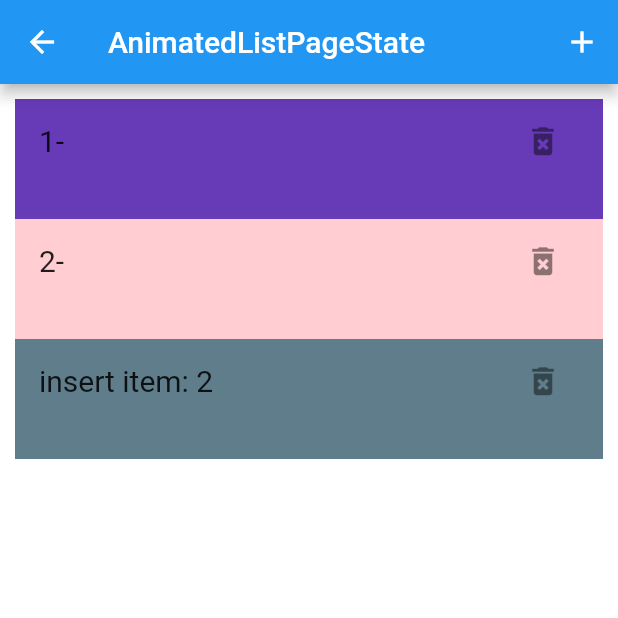
After one commit to dreamCC/app_for_flutter, a Flutter app: the AnimatedListPage screen opened directly, after a tap on the "delete forever" icon, after a tap on the "add" icon, on a phone screen of 412 x 824 dp, the top half of it. The commit adds this screen. Run offline on Flutter 3.47's test engine with Material 2 defaults, Android fonts, the phone set to English and light mode, and no system bars; our stand-ins replace cached_network_image, chewie, device_info, dio, event_bus, geolocator and 5 more; missing offline and left inert: flutter_webview_plugin; accounts and stored records are empty; generated files the repository leaves out were written again.

Commit message:
提交---------

```diff
--- /dev/null
+++ b/app_for_fluuter/lib/servicePage/SystermKnowledge/SysWidget/animated_list_page.dart
@@ -0,0 +1,97 @@
+
+import 'package:flutter/material.dart';
+import 'dart:math';
+
+class AnimatedListPage extends StatefulWidget {
+
+  @override
+  State<StatefulWidget> createState() {
+    return AnimatedListPageState();
+  }
+}
+
+class AnimatedListPageState extends State<AnimatedListPage> {
+
+
+  GlobalKey<AnimatedListState> _listKey = GlobalKey();
+  List<Color> _colors = [Colors.deepPurple, Colors.red[100], Colors.blueGrey];
+  Animatable<Offset> _positionAnimationable;
+  List<String> _data = ["0-", "1-", "2-"];
+
+  Widget _itemBuilder(BuildContext ctx, int index, Animation<double> aniamtion) {
+
+    print(aniamtion);
+      return SlideTransition(
+        position: aniamtion.drive(_positionAnimationable),
+        child: Container(
+          height: 80,
+          color: _colors[index % 3],
+          child:  ListTile(
+            title: Text( _data[index], style: TextStyle(fontSize: 20),),
+            trailing: IconButton(
+                icon: Icon(Icons.delete_forever, size: 25,),
+                onPressed: (){
+                  // remove item
+                  _data.removeAt(index);
+                  _listKey.currentState.removeItem(index, (context, animation){
+
+
+
+                    return Container(
+                      color: Colors.purple,
+                    );
+                  },
+                  duration: Duration(seconds: 5));
+
+                }
+            ),
+
+          ),
+        )
+      );
+  }
+
+
+  void _addItem() {
+
+    // AnimatedList添加。
+    /* 指定位置添加。注意控制数据源。
+    _data.insert(index, "insert item: ${index + 1}");
+
+    _listKey.currentState.insertItem(index);
+    */
+
+    // 末尾添加。 我们一般会将数据添加位置和动画位置统一。 这个很重要，不然动画效果会很诡异。
+    int length = _data.length;
+    _data.add("insert item: $length");
+    _listKey.currentState.insertItem(length);
+  }
+
+  @override
+  void initState() {
+    // TODO: implement initState
+    super.initState();
+
+    _positionAnimationable = Tween(begin: Offset(0, 1), end: Offset(0, 0));
+  }
+
+  @override
+  Widget build(BuildContext context) {
+    return Scaffold(
+      appBar: AppBar(
+        title: Text("AnimatedListPageState"),
+        actions: <Widget>[
+          IconButton(icon: Icon(Icons.add), onPressed: _addItem)
+        ],
+      ),
+      body: Padding(
+        padding: EdgeInsets.all(10),
+        child: AnimatedList(
+          key: _listKey,
+          itemBuilder: _itemBuilder,
+          initialItemCount: _data.length,
+        ),
+      ),
+    );
+  }
+}
--- a/app_for_fluuter/lib/servicePage/SystermKnowledge/SysWidget/gesture_page.dart
+++ b/app_for_fluuter/lib/servicePage/SystermKnowledge/SysWidget/gesture_page.dart
@@ -16,6 +16,7 @@ class GesturePage extends StatefulWidget {
 class _GesturePageState extends State<GesturePage> with SingleTickerProviderStateMixin {
 
   GlobalKey<_CustomRoutePageState> _customKey = GlobalKey();
+
 
   // 转场动画。
   void _customTransform() {
--- a/app_for_fluuter/lib/servicePage/SystermKnowledge/SysWidget/offstage_page.dart
+++ b/app_for_fluuter/lib/servicePage/SystermKnowledge/SysWidget/offstage_page.dart
@@ -5,8 +5,7 @@ class OffStagePage extends StatefulWidget {
 
   @override
   State<StatefulWidget> createState() {
-    // TODO: implement createState
-    return _OffStagePage();
+     return _OffStagePage();
   }
 }
 
@@ -57,6 +56,7 @@ class _OffStagePage extends State<OffStagePage> {
       floatingActionButton: IconButton(
           icon: Icon(Icons.priority_high),
           onPressed: (){
+
             setState(() {
               _isHidden = !_isHidden;
             });
--- a/app_for_fluuter/lib/servicePage/plugin/cache_image_page.dart
+++ b/app_for_fluuter/lib/servicePage/plugin/cache_image_page.dart
@@ -24,6 +24,8 @@ class _CacheImagePageState extends State<CacheImagePage> with CanShowEmptyWidget
     WidgetsBinding.instance.addPostFrameCallback((value){
       print('WidgetsBinding.instance.addPostFrameCallback--$value');
     });
+
+
 
     // 会频繁调用。界面每刷新一次。都会调用一次。
 //    WidgetsBinding.instance.addPersistentFrameCallback((value){
--- a/app_for_fluuter/lib/servicePage/plugin/keybord_actions_page.dart
+++ b/app_for_fluuter/lib/servicePage/plugin/keybord_actions_page.dart
@@ -19,7 +19,7 @@ class _KeyboardActionsPageState extends State<KeyboardActionsPage>with WidgetsBi
     // TODO: implement initState
     super.initState();
 
-    //WidgetsBinding.instance.addObserver(this);
+    WidgetsBinding.instance.addObserver(this);
   }
 
 
```
Also changed, not shown: app_for_fluuter/lib/servicePage/SystermKnowledge/SysUtil/inherited_page.dart (+9 -4 lines), app_for_fluuter/lib/servicePage/SystermKnowledge/SysWidget/hero_page.dart (added, +61 -0 lines), app_for_fluuter/lib/servicePage/SystermKnowledge/SysWidget/material_page.dart (added, +45 -0 lines), app_for_fluuter/lib/servicePage/SystermKnowledge/SysWidget/shader_mask_page.dart (added, +30 -0 lines), app_for_fluuter/lib/servicePage/SystermKnowledge/SysWidget/sys_widget_page.dart (+15 -1 lines), app_for_fluuter/lib/servicePage/SystermKnowledge/systerm_knowledget_page.dart (+4 -3 lines), 1 other file.
